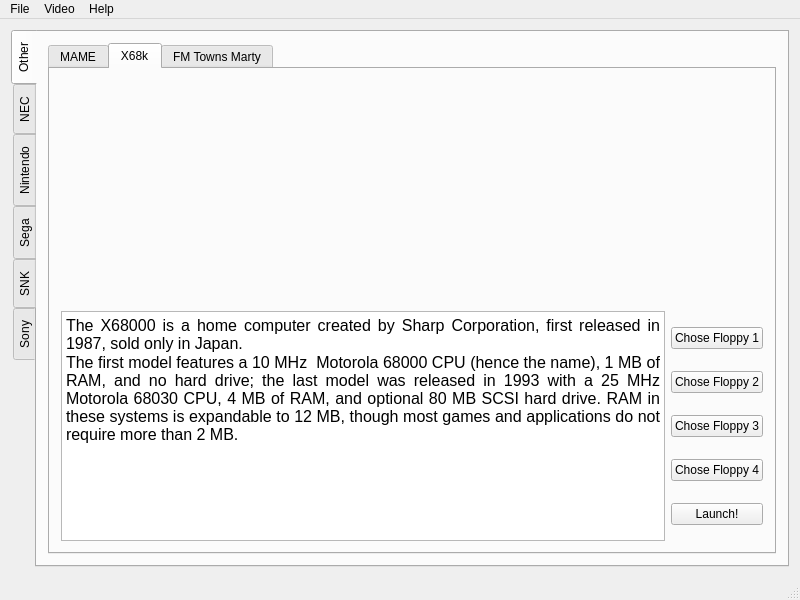
Old version of the form BlackNoah/mainwindow.ui in the repository Rugaliz/Black_Noah.
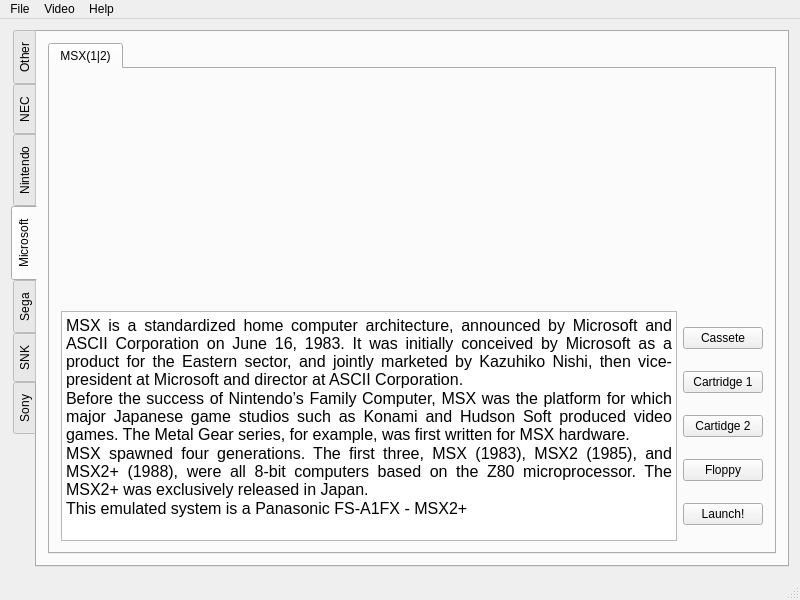
New version of the form. The open tabs and pages were chosen to show the change.

Commit message: Added MSX system and some refactoring

```diff
--- a/BlackNoah/mainwindow.ui
+++ b/BlackNoah/mainwindow.ui
@@ -39,7 +39,7 @@
        <enum>QTabWidget::West</enum>
       </property>
       <property name="currentIndex">
-       <number>0</number>
+       <number>3</number>
       </property>
       <widget class="QWidget" name="tab_5">
        <attribute name="title">
@@ -859,6 +859,93 @@
         </item>
        </layout>
       </widget>
+      <widget class="QWidget" name="tab_26">
+       <attribute name="title">
+        <string>Microsoft</string>
+       </attribute>
+       <layout class="QGridLayout" name="gridLayout_50">
+        <item row="0" column="0">
+         <widget class="QTabWidget" name="tabWidget_8">
+          <property name="currentIndex">
+           <number>0</number>
+          </property>
+          <widget class="QWidget" name="tab_28">
+           <attribute name="title">
+            <string>MSX(1|2)</string>
+           </attribute>
+           <layout class="QGridLayout" name="gridLayout_51">
+            <item row="0" column="0">
+             <spacer name="verticalSpacer_22">
+              <property name="orientation">
+               <enum>Qt::Vertical</enum>
+              </property>
+              <property name="sizeHint" stdset="0">
+               <size>
+                <width>20</width>
+                <height>225</height>
+               </size>
+              </property>
+             </spacer>
+            </item>
+            <item row="1" column="0">
+             <widget class="QTextBrowser" name="textBrowser_PC88_3">
+              <property name="html">
+               <string>&lt;!DOCTYPE HTML PUBLIC &quot;-//W3C//DTD HTML 4.0//EN&quot; &quot;http://www.w3.org/TR/REC-html40/strict.dtd&quot;&gt;
+&lt;html&gt;&lt;head&gt;&lt;meta name=&quot;qrichtext&quot; content=&quot;1&quot; /&gt;&lt;style type=&quot;text/css&quot;&gt;
+p, li { white-space: pre-wrap; }
+&lt;/style&gt;&lt;/head&gt;&lt;body style=&quot; font-family:'Cantarell'; font-size:11pt; font-weight:400; font-style:normal;&quot;&gt;
+&lt;p align=&quot;justify&quot; style=&quot; margin-top:0px; margin-bottom:0px; margin-left:0px; margin-right:0px; -qt-block-indent:0; text-indent:0px;&quot;&gt;&lt;span style=&quot; font-size:12pt;&quot;&gt;MSX is a standardized home computer architecture, announced by Microsoft and ASCII Corporation on June 16, 1983. It was initially conceived by Microsoft as a product for the Eastern sector, and jointly marketed by Kazuhiko Nishi, then vice-president at Microsoft and director at ASCII Corporation.&lt;/span&gt;&lt;/p&gt;
+&lt;p align=&quot;justify&quot; style=&quot; margin-top:0px; margin-bottom:0px; margin-left:0px; margin-right:0px; -qt-block-indent:0; text-indent:0px;&quot;&gt;&lt;span style=&quot; font-size:12pt;&quot;&gt;Before the success of Nintendo’s Family Computer, MSX was the platform for which major Japanese game studios such as Konami and Hudson Soft produced video games. The Metal Gear series, for example, was first written for MSX hardware.&lt;/span&gt;&lt;/p&gt;
+&lt;p align=&quot;justify&quot; style=&quot; margin-top:0px; margin-bottom:0px; margin-left:0px; margin-right:0px; -qt-block-indent:0; text-indent:0px;&quot;&gt;&lt;span style=&quot; font-size:12pt;&quot;&gt;MSX spawned four generations. The first three, MSX (1983), MSX2 (1985), and MSX2+ (1988), were all 8-bit computers based on the Z80 microprocessor. The MSX2+ was exclusively released in Japan. &lt;/span&gt;&lt;/p&gt;
+&lt;p align=&quot;justify&quot; style=&quot; margin-top:0px; margin-bottom:0px; margin-left:0px; margin-right:0px; -qt-block-indent:0; text-indent:0px;&quot;&gt;&lt;span style=&quot; font-size:12pt;&quot;&gt;This emulated system is a Panasonic FS-A1FX - MSX2+&lt;/span&gt;&lt;/p&gt;&lt;/body&gt;&lt;/html&gt;</string>
+              </property>
+             </widget>
+            </item>
+            <item row="1" column="1">
+             <layout class="QVBoxLayout" name="verticalLayout_25">
+              <item>
+               <widget class="QPushButton" name="Chose_file_MSX_Cassete">
+                <property name="text">
+                 <string>Cassete</string>
+                </property>
+               </widget>
+              </item>
+              <item>
+               <widget class="QPushButton" name="Chose_file_MSX_Cart1">
+                <property name="text">
+                 <string>Cartridge 1</string>
+                </property>
+               </widget>
+              </item>
+              <item>
+               <widget class="QPushButton" name="Chose_file_MSX_Cart2">
+                <property name="text">
+                 <string>Cartidge 2</string>
+                </property>
+               </widget>
+              </item>
+              <item>
+               <widget class="QPushButton" name="Chose_file_MSX_Floppy">
+                <property name="text">
+                 <string>Floppy</string>
+                </property>
+               </widget>
+              </item>
+              <item>
+               <widget class="QPushButton" name="Launcher_Button_MSX">
+                <property name="text">
+                 <string>Launch!</string>
+                </property>
+               </widget>
+              </item>
+             </layout>
+            </item>
+           </layout>
+          </widget>
+         </widget>
+        </item>
+       </layout>
+      </widget>
       <widget class="QWidget" name="tab_9">
        <attribute name="title">
         <string>Sega</string>
```
Left out of the diff: 4 changed lines with no effect on the pictures. The commit also changes 5 other files.
